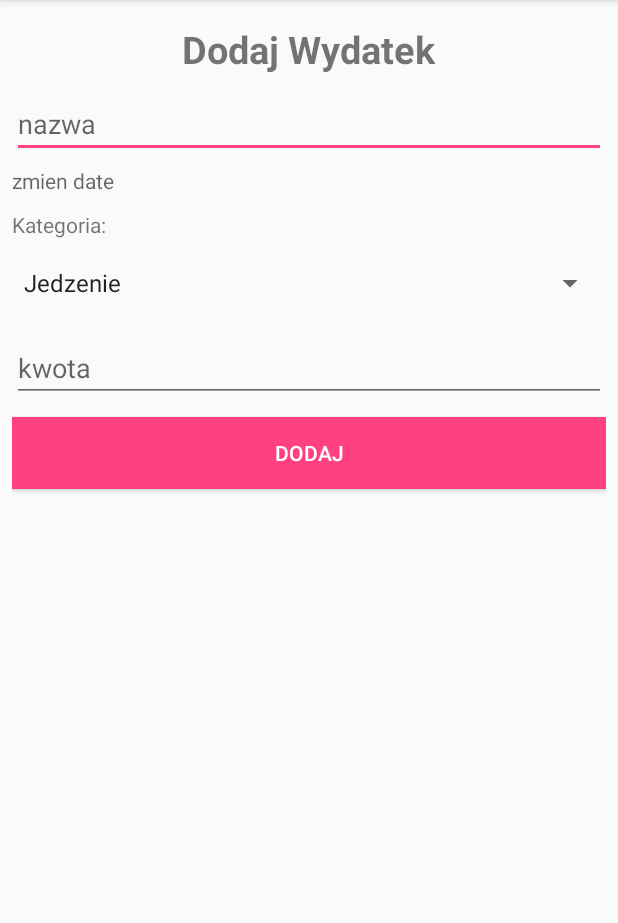
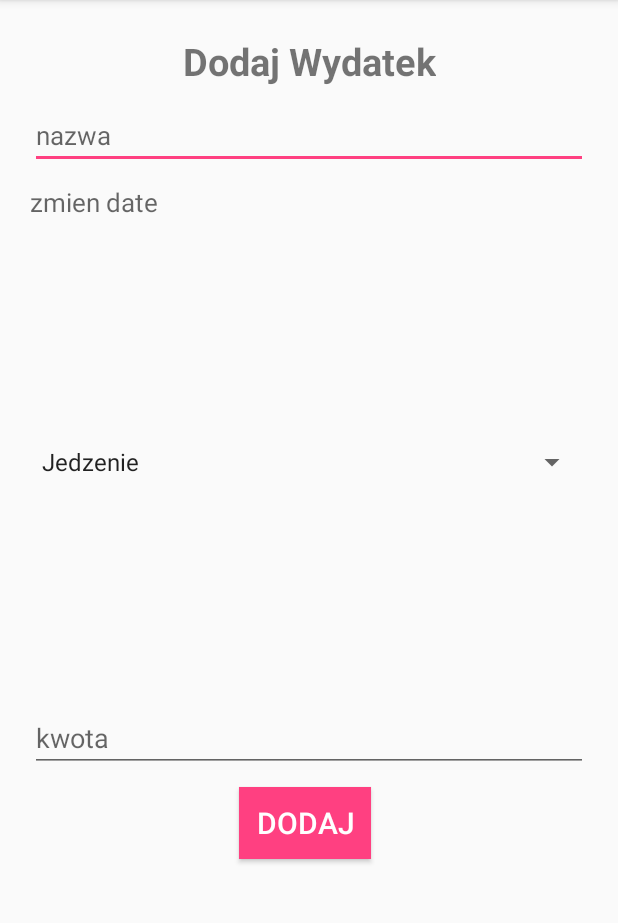
Before and after one commit to olliekrk/firstapplication, an Android app: the NewExpenseActivity screen opened directly, with no data from a screen before it, on a phone screen of 412 x 824 dp, the part 84-1007 px from its top. Run offline under Robolectric (Android 15) with nearby library versions, the phone set to English and light mode, and no system bars.

Commit message:
xml changes

```diff
--- a/app/src/main/res/layout/activity_main.xml
+++ b/app/src/main/res/layout/activity_main.xml
@@ -9,9 +9,9 @@
 
     <Button
         android:id="@+id/launchCalendarButton"
-        android:layout_width="0dp"
+        android:layout_width="wrap_content"
         android:layout_height="wrap_content"
-        android:layout_marginTop="16dp"
+        android:layout_marginTop="32dp"
         android:background="#f69"
         android:text="@string/calendarButton"
         app:layout_constraintEnd_toEndOf="parent"
@@ -24,14 +24,15 @@
         android:id="@+id/buttonDodajWydatek"
         android:layout_width="0dp"
         android:layout_height="wrap_content"
+        android:layout_marginTop="8dp"
         android:background="#f69"
         android:gravity="center"
         android:text="Dodaj wydatek"
         android:textColor="@android:color/black"
-        app:layout_constraintBottom_toBottomOf="parent"
-        app:layout_constraintEnd_toEndOf="parent"
-        app:layout_constraintStart_toStartOf="parent"
-        app:layout_constraintTop_toTopOf="parent"
+        app:layout_constraintEnd_toEndOf="@+id/launchCalendarButton"
+        app:layout_constraintHorizontal_bias="0.0"
+        app:layout_constraintStart_toStartOf="@+id/launchCalendarButton"
+        app:layout_constraintTop_toBottomOf="@+id/launchCalendarButton"
         tools:ignore="MissingConstraints" />
 
 
--- a/app/src/main/res/layout/activity_new_expense.xml
+++ b/app/src/main/res/layout/activity_new_expense.xml
@@ -1,79 +1,96 @@
 <?xml version="1.0" encoding="utf-8"?>
-<LinearLayout xmlns:android="http://schemas.android.com/apk/res/android"
-    android:orientation="vertical" android:layout_width="match_parent"
-    android:layout_height="match_parent"
-    android:padding="8dp">
+<android.support.constraint.ConstraintLayout xmlns:android="http://schemas.android.com/apk/res/android"
+    xmlns:app="http://schemas.android.com/apk/res-auto"
+    xmlns:tools="http://schemas.android.com/tools"
+    android:layout_width="match_parent"
+    android:layout_height="match_parent">
 
     <TextView
         android:id="@+id/textView"
         android:layout_width="wrap_content"
         android:layout_height="wrap_content"
+        android:layout_marginBottom="10dp"
+        android:layout_marginTop="23dp"
         android:text="Dodaj Wydatek"
-        android:layout_gravity="center"
         android:textSize="25dp"
         android:textStyle="bold"
-        android:layout_marginTop="7dp" />
+        app:layout_constraintBottom_toTopOf="@+id/etName"
+        app:layout_constraintEnd_toEndOf="@+id/etName"
+        app:layout_constraintStart_toStartOf="@+id/etName"
+        app:layout_constraintTop_toTopOf="parent" />
 
     <EditText
-        android:layout_width="match_parent"
+        android:id="@+id/etName"
+        android:layout_width="0dp"
         android:layout_height="wrap_content"
-        android:inputType="text"
+        android:layout_marginBottom="10dp"
         android:ems="10"
         android:hint="nazwa"
-        android:id="@+id/etName"
-        android:layout_marginTop="10dp"
-        />
-
-
-
-
-
-
+        android:inputType="text"
+        android:textSize="17dp"
+        app:layout_constraintBottom_toTopOf="@+id/etDate"
+        app:layout_constraintEnd_toEndOf="@+id/etDate"
+        app:layout_constraintStart_toStartOf="@+id/etDate"
+        app:layout_constraintTop_toBottomOf="@+id/textView" />
 
 
     <TextView
-        android:layout_width="match_parent"
+        android:id="@+id/etDate"
+        android:layout_width="0dp"
         android:layout_height="wrap_content"
+        android:layout_marginBottom="10dp"
         android:hint="zmien date"
-        android:id="@+id/etDate"
-        android:layout_marginTop="5dp"
-        />
-
-
-    <TextView
-        android:layout_width="fill_parent"
-        android:layout_height="wrap_content"
-        android:layout_marginTop="10dip"
-        android:text="Kategoria:"
-        android:layout_marginBottom="5dp"/>
+        android:textSize="17dp"
+        app:layout_constraintBottom_toTopOf="@+id/spinner1"
+        app:layout_constraintEnd_toEndOf="@+id/spinner1"
+        app:layout_constraintStart_toStartOf="@+id/spinner1"
+        app:layout_constraintTop_toBottomOf="@+id/etName" />
 
 
     <Spinner
         android:id="@+id/spinner1"
-        android:layout_width="match_parent"
-        android:layout_height="@android:dimen/app_icon_size"
+        android:layout_width="0dp"
+        android:layout_height="0dp"
+        android:layout_marginBottom="10dp"
         android:entries="@array/typeOfExpenseArray"
-        android:prompt="@string/typeOfExpence_prompt" />
+        android:prompt="@string/typeOfExpence_prompt"
+        app:layout_constraintBottom_toTopOf="@+id/etAmount"
+        app:layout_constraintEnd_toEndOf="@+id/etAmount"
+        app:layout_constraintStart_toStartOf="@+id/etAmount"
+        app:layout_constraintTop_toBottomOf="@+id/etDate" />
 
 
     <EditText
-        android:layout_width="match_parent"
+        android:id="@+id/etAmount"
+        android:layout_width="0dp"
         android:layout_height="wrap_content"
-        android:inputType="numberDecimal"
+        android:layout_marginBottom="10dp"
+        android:layout_marginEnd="20dp"
+        android:layout_marginLeft="20dp"
+        android:layout_marginRight="20dp"
+        android:layout_marginStart="20dp"
         android:ems="10"
         android:hint="kwota"
-        android:id="@+id/etAmount"
-        android:layout_marginTop="10dp"
-        />
+        android:inputType="numberDecimal"
+        app:layout_constraintBottom_toTopOf="@+id/submitButton"
+        app:layout_constraintEnd_toEndOf="parent"
+        app:layout_constraintStart_toStartOf="parent"
+        app:layout_constraintTop_toBottomOf="@+id/spinner1" />
 
     <Button
         android:id="@+id/submitButton"
-        android:layout_width="match_parent"
+        android:layout_width="wrap_content"
         android:layout_height="wrap_content"
+        android:layout_marginBottom="195dp"
+        android:background="@color/colorAccent"
+        android:onClick="submitExpense"
         android:text="Dodaj"
-        android:onClick="submitExpense"
-        android:background="@color/colorAccent"
         android:textColor="@android:color/white"
-        android:layout_marginTop="10dp" />
+        android:textSize="20dp"
+        app:layout_constraintBottom_toBottomOf="parent"
+        app:layout_constraintEnd_toEndOf="@+id/etAmount"
+        app:layout_constraintHorizontal_bias="0.49"
+        app:layout_constraintStart_toStartOf="@+id/etAmount"
+        app:layout_constraintTop_toBottomOf="@+id/etAmount" />
 
-</LinearLayout>
+</android.support.constraint.ConstraintLayout>
```
